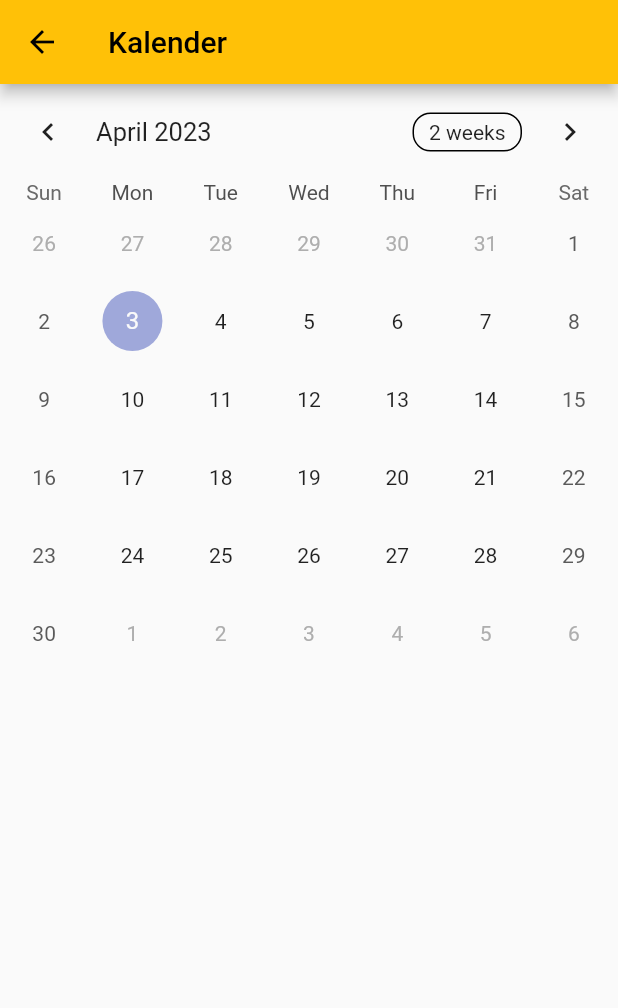
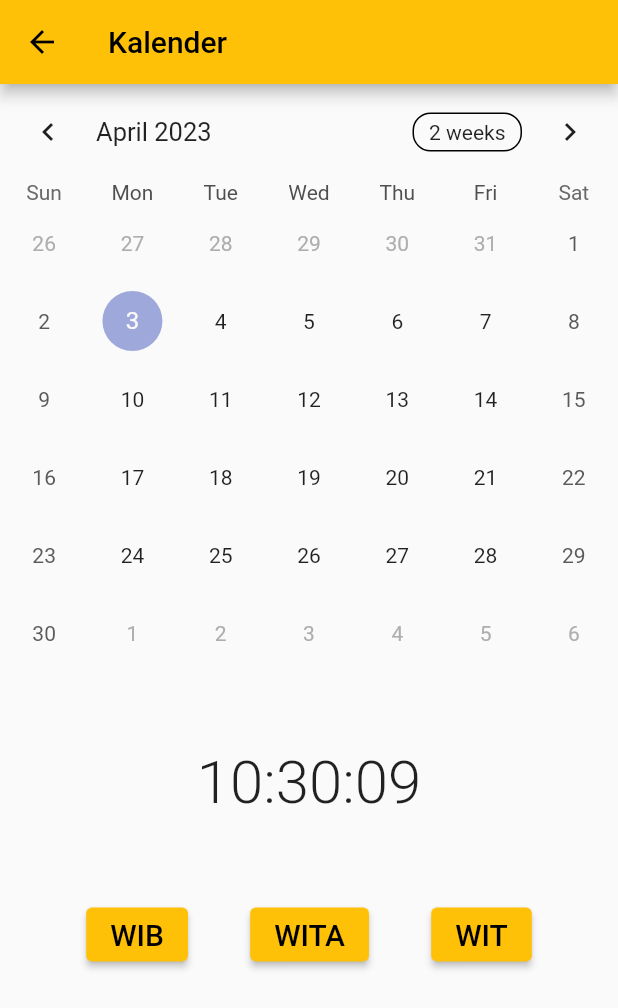
Before and after one commit to Icebrey/UTS-TPM, a Flutter app: the KalenderPage screen opened directly, on a phone screen of 412 x 824 dp. Shown: the top 1008 px of the screen. Run offline on Flutter 3.47's test engine with Material 2 defaults, Android fonts, the phone set to English and light mode, and no system bars; drawn by our look-alikes of table_calendar; Roboto replaces fonts that are missing (Helvetica).

Commit message:
menambahkan kalender

```diff
--- a/uts_123190033/lib/kalender.dart
+++ b/uts_123190033/lib/kalender.dart
@@ -1,20 +1,115 @@
 import 'package:flutter/material.dart';
 import 'package:table_calendar/table_calendar.dart';
+import 'dart:async';
 
 class KalenderPage extends StatelessWidget {
-
   @override
   Widget build(BuildContext context) {
+    String timeZone;
+
     return Scaffold(
       appBar: AppBar(
         title: Text('Kalender'),
       ),
-      body: SafeArea(
-        child: TableCalendar(
-          firstDay: DateTime.utc(1, 1, 1),
-          lastDay: DateTime.utc(3000, 12, 30),
-          focusedDay: DateTime.now(),
-        )
+      body: Column(
+        children: [
+          SafeArea(
+              child: TableCalendar(
+            firstDay: DateTime.utc(1, 1, 1),
+            lastDay: DateTime.utc(3000, 12, 30),
+            focusedDay: DateTime.now(),
+          )),
+          SimpleClock(),
+          ListTile(
+            title: Row(
+                mainAxisAlignment: MainAxisAlignment.spaceEvenly,
+                children: [
+                  ElevatedButton(
+                    onPressed: () {
+                      timeZone = 'WIB';
+                    },
+                    child: const Text(
+                      'WIB',
+                      style: TextStyle(fontSize: 20),
+                    ),
+                  ),
+                  ElevatedButton(
+                    onPressed: () {
+                      timeZone = 'WITA';
+                    },
+                    child: const Text(
+                      'WITA',
+                      style: TextStyle(fontSize: 20),
+                    ),
+                  ),
+                  ElevatedButton(
+                    onPressed: () {
+                      timeZone = 'WIT';
+                    },
+                    child: const Text(
+                      'WIT',
+                      style: TextStyle(fontSize: 20),
+                    ),
+                  ),
+                ]),
+          )
+        ],
+      ),
+    );
+
+  }
+}
+
+
+
+
+class SimpleClock extends StatefulWidget {
+  _SimpleClockState createState() => _SimpleClockState();
+}
+
+class _SimpleClockState extends State<SimpleClock> {
+  late String _now;
+  late Timer _everySecond;
+
+
+  @override
+  void initState() {
+    super.initState();
+    _now = _timeToString(DateTime.now());
+    _everySecond = Timer.periodic(Duration(seconds: 1), (Timer t) {
+      if (!mounted) return;
+      setState(() {
+        _now = _timeToString(DateTime.now());
+      });
+    });
+  }
+
+  String _timeToString(DateTime now) {
+    String timeString =
+        "${now.hour.toString().padLeft(2, '0')}:${now.minute.toString().padLeft(2, '0')}:${now.second.toString().padLeft(2, '0')}";
+    return timeString;
+  }
+
+
+  @override
+  Widget build(BuildContext context) {
+    return Center(
+      child: GestureDetector(
+        onTap: () {
+          print("Tap");
+        },
+        child: Container(
+          padding: EdgeInsets.all(50),
+          child: Text(
+            _now,
+            textDirection: TextDirection.ltr,
+            style: TextStyle(
+              fontSize: 40,
+              fontFamily: "Helvetica",
+              fontWeight: FontWeight.w300,
+            ),
+          ),
+        ),
       ),
     );
   }
--- a/uts_123190033/lib/main.dart
+++ b/uts_123190033/lib/main.dart
@@ -23,7 +23,7 @@ class MyApp extends StatelessWidget {
 
         primarySwatch: Colors.amber,
       ),
-      home:  LoginPage(),
+      home:  KalenderPage(),
     );
   }
 }
--- a/uts_123190033/lib/profile.dart
+++ b/uts_123190033/lib/profile.dart
@@ -1,5 +1,6 @@
 import 'package:flutter/material.dart';
 import 'package:uts_123190033/detail.dart';
+import 'package:uts_123190033/login.dart';
 
 class ProfilePage extends StatelessWidget {
 
@@ -67,6 +68,17 @@ class ProfilePage extends StatelessWidget {
             ),
           ),
         ),
+      floatingActionButton: FloatingActionButton(
+        onPressed: () {
+          Navigator.of(context).pushAndRemoveUntil(
+            MaterialPageRoute(
+              builder: (context) => LoginPage(),
+              ),
+            (Route<dynamic> route) => false);
+        },
+          child: Icon(Icons.logout_rounded),
+          backgroundColor: Color.fromRGBO(0, 51, 153, 1),
+      )
       );
   }
 }
--- a/uts_123190033/pubspec.yaml
+++ b/uts_123190033/pubspec.yaml
@@ -28,6 +28,8 @@ environment:
 # versions available, run `flutter pub outdated`.
 dependencies:
   table_calendar: ^3.0.9
+  intl: ^0.18.0
+
 
   flutter:
     sdk: flutter
```
Also changed, not shown: uts_123190033/lib/landingpage.dart (indentation only), uts_123190033/lib/login.dart (indentation only), uts_123190033/pubspec.lock.
